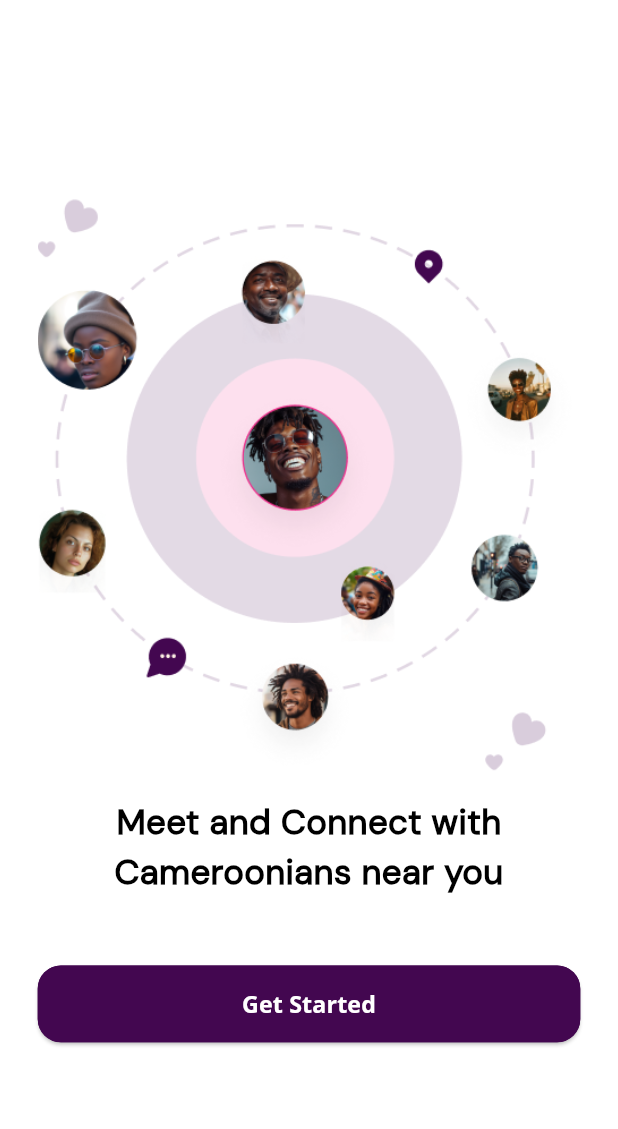
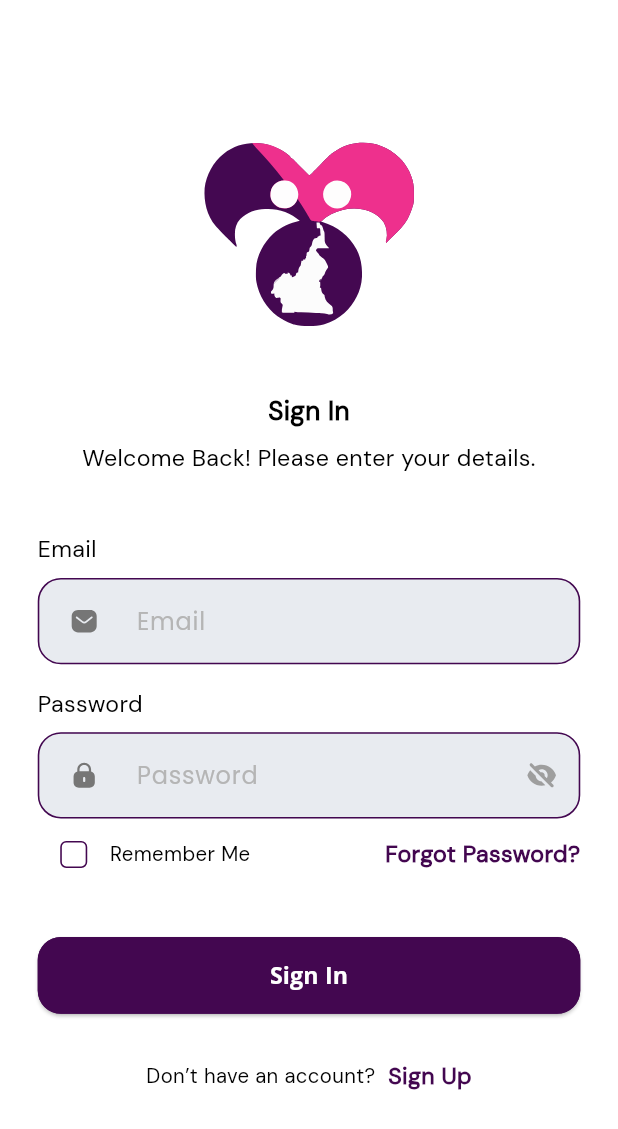
Before and after one commit to sparktechagency/Ndolo-Dataing-App, a Flutter app: the screen it shows after launch, after a tap on "Get Started", on a phone screen of 412 x 824 dp. Shown: the top 1129 px of the screen. Run offline on Flutter 3.47's test engine with Material 3 defaults, Android fonts, the phone set to English and light mode, and no system bars; our stand-ins replace country_picker, flutter_screenutil, flutter_spinkit, flutter_svg, get, image_picker and 4 more; missing offline and left inert: dart:ffi, mime_type; Roboto replaces fonts that are missing (Open Sans).

Commit message:
Sign In Screen Done

```diff
--- a/lib/helpers/route.dart
+++ b/lib/helpers/route.dart
@@ -1,4 +1,5 @@
 import 'package:get/get.dart';
+import '../views/screen/Auth/SignIn/sign_in_screen.dart';
 import '../views/screen/Categories/categories_screen.dart';
 import '../views/screen/Home/home_screen.dart';
 import '../views/screen/Profile/profile_screen.dart';
@@ -8,6 +9,7 @@ import '../views/screen/Splash/splash_screen.dart';
 class AppRoutes{
   static String splashScreen="/splash_screen";
   static String onboardingScreen="/onboarding_screen";
+  static String signInScreen="/sign-in_screen";
   static String homeScreen="/home_screen";
   static String profileScreen="/profile_screen";
   static String categoriesScreen="/categories_screen";
@@ -15,7 +17,8 @@ class AppRoutes{
  static List<GetPage> page=[
     GetPage(name:splashScreen, page: ()=>const SplashScreen()),
     GetPage(name:onboardingScreen, page: ()=>const OnboardingScreen(),transition:Transition.noTransition),
-    GetPage(name:homeScreen, page: ()=>const HomeScreen(),transition:Transition.noTransition),
+   GetPage(name:signInScreen, page: ()=> SignInScreen()),
+   GetPage(name:homeScreen, page: ()=>const HomeScreen(),transition:Transition.noTransition),
     GetPage(name:categoriesScreen, page: ()=>const CategoriesScreen(),transition:Transition.noTransition),
     GetPage(name:profileScreen, page: ()=>const ProfileScreen(),transition: Transition.noTransition),
   ];
--- a/lib/utils/app_icons.dart
+++ b/lib/utils/app_icons.dart
@@ -15,5 +15,7 @@ class AppIcons{
   static String personalIcon="$baseUrl/parsong_icon-card.svg";
   static String calenderIcon="$baseUrl/calender-card.svg";
   static String appLogo="$baseUrl/Logo.svg";
+  static String email="$baseUrl/email.svg";
+  static String lock="$baseUrl/lock.svg";
 
 }
--- a/lib/views/base/custom_text_field.dart
+++ b/lib/views/base/custom_text_field.dart
@@ -136,7 +136,7 @@ class _CustomTextFieldState extends State<CustomTextField> {
     return Padding(
       padding: EdgeInsets.only(right: 15.w),
       child: SvgPicture.asset(
-        color: Colors.black,
+        color: Colors.grey,
         icon,
       ),
     );
@@ -144,6 +144,7 @@ class _CustomTextFieldState extends State<CustomTextField> {
 
   _buildOutlineInputBorder() {
     return OutlineInputBorder(
+      borderRadius: BorderRadius.circular(16.r),
       borderSide: BorderSide(
         width: 1.w,
         color: AppColors.primaryColor,
--- /dev/null
+++ b/lib/views/screen/Auth/SignIn/sign_in_screen.dart
@@ -0,0 +1,184 @@
+import 'package:flutter/material.dart';
+import 'package:flutter_screenutil/flutter_screenutil.dart';
+import 'package:flutter_svg/svg.dart';
+import 'package:get/get.dart';
+import 'package:ndolo_dating/helpers/route.dart';
+import 'package:ndolo_dating/utils/app_icons.dart';
+import 'package:ndolo_dating/utils/app_strings.dart';
+import 'package:ndolo_dating/views/base/custom_button.dart';
+import 'package:ndolo_dating/views/base/custom_text.dart';
+import 'package:ndolo_dating/views/base/custom_text_field.dart';
+import '../../../../utils/app_colors.dart';
+
+class SignInScreen extends StatefulWidget {
+  const SignInScreen({super.key});
+
+  @override
+  State<SignInScreen> createState() => _SignInScreenState();
+}
+
+class _SignInScreenState extends State<SignInScreen> {
+  final TextEditingController _emailCTR = TextEditingController();
+  final TextEditingController _passCTR = TextEditingController();
+  final GlobalKey<FormState> _formKey = GlobalKey<FormState>();
+  bool isChecked = false;
+
+  @override
+  Widget build(BuildContext context) {
+    return Scaffold(
+      body: SingleChildScrollView(
+        child: Padding(
+          padding: EdgeInsets.symmetric(horizontal: 24.w),
+          child: Form(
+            key: _formKey,
+            child: Column(
+              mainAxisAlignment: MainAxisAlignment.center,
+              crossAxisAlignment: CrossAxisAlignment.start,
+              children: [
+                SizedBox(height: 84.h),
+                Center(
+                  child: SvgPicture.asset(AppIcons.appLogo),
+                ),
+                SizedBox(height: 32.h),
+                Center(
+                  child: CustomText(
+                    text: AppStrings.signIn.tr,
+                    fontWeight: FontWeight.w700,
+                    fontSize: 18.sp,
+                    bottom: 8.h,
+                  ),
+                ),
+                Center(
+                  child: CustomText(
+                    text: AppStrings.welcomeBack.tr,
+                    fontSize: 16.sp,
+                    maxLine: 2,
+                    bottom: 8.h,
+                  ),
+                ),
+                SizedBox(height: 32.h),
+                //=======================> Email Text Field <=====================
+                CustomText(
+                  text: AppStrings.email.tr,
+                  fontWeight: FontWeight.w500,
+                  fontSize: 16.sp,
+                  bottom: 8.h,
+                ),
+                CustomTextField(
+                  controller: _emailCTR,
+                  hintText: AppStrings.email.tr,
+                  prefixIcon: Padding(
+                    padding: EdgeInsets.symmetric(horizontal: 20.w),
+                    child: SvgPicture.asset(AppIcons.email),
+                  ),
+                  validator: (value) {
+                    if (value == null || value.isEmpty) {
+                      return "Please enter your email";
+                    }
+                    return null;
+                  },
+                ),
+                SizedBox(height: 16.h),
+                //=======================> Password Text Field <=====================
+                CustomText(
+                  text: AppStrings.password.tr,
+                  fontWeight: FontWeight.w500,
+                  fontSize: 16.sp,
+                  bottom: 8.h,
+                ),
+                CustomTextField(
+                  isPassword: true,
+                  controller: _passCTR,
+                  hintText: AppStrings.password.tr,
+                  prefixIcon: Padding(
+                    padding: EdgeInsets.symmetric(horizontal: 20.w),
+                    child: SvgPicture.asset(AppIcons.lock),
+                  ),
+                  validator: (value) {
+                    if (value == null || value.isEmpty) {
+                      return "Please enter your password";
+                    }
+                    return null;
+                  },
+                ),
+                //=======================> Remember Me <=====================
+                _checkboxSection(),
+                SizedBox(height: 32.h),
+                //=======================> Sign In Button <=====================
+                CustomButton(
+                    onTap: () {
+                      if (_formKey.currentState!.validate()) {
+                        Get.offAllNamed(AppRoutes.homeScreen);
+                      }
+                    },
+                    text: AppStrings.signIn.tr),
+                SizedBox(height: 32.h),
+                //=======================> Don’t have an account <=====================
+                Row(
+                  mainAxisAlignment: MainAxisAlignment.center,
+                  children: [
+                    CustomText(
+                      text: AppStrings.donotHaveAccount.tr,
+                      fontSize: 14.sp,
+                    ),
+                    SizedBox(width: 8.w),
+                    InkWell(
+                      onTap: () {
+                        Get.toNamed(AppRoutes.signInScreen);
+                      },
+                      child: CustomText(
+                        text: AppStrings.signUp.tr,
+                        fontSize: 16.sp,
+                        fontWeight: FontWeight.bold,
+                        color: AppColors.primaryColor,
+                      ),
+                    ),
+                  ],
+                )
+              ],
+            ),
+          ),
+        ),
+      ),
+    );
+  }
+
+  //==========================> Checkbox Section Widget <=======================
+  _checkboxSection() {
+    return Row(
+      children: [
+        Checkbox(
+          checkColor: Colors.white,
+          activeColor: AppColors.primaryColor,
+          focusColor: AppColors.greyColor,
+          value: isChecked,
+          onChanged: (bool? value) {
+            setState(() {
+              isChecked = value ?? false;
+            });
+          },
+          side: BorderSide(
+            color: isChecked ? AppColors.primaryColor : AppColors.primaryColor,
+            width: 1.w,
+          ),
+        ),
+        CustomText(
+          text: AppStrings.rememberMe.tr,
+          fontSize: 14.sp,
+        ),
+        const Spacer(),
+        InkWell(
+          onTap: () {
+            Get.toNamed(AppRoutes.signInScreen);
+          },
+          child: CustomText(
+            text: AppStrings.forgot_Password.tr,
+            fontSize: 16.sp,
+            fontWeight: FontWeight.bold,
+            color: AppColors.primaryColor,
+          ),
+        ),
+      ],
+    );
+  }
+}
--- a/lib/views/screen/Splash/onboarding_screen.dart
+++ b/lib/views/screen/Splash/onboarding_screen.dart
@@ -1,6 +1,7 @@
 import 'package:flutter/material.dart';
 import 'package:flutter_screenutil/flutter_screenutil.dart';
 import 'package:get/get.dart';
+import 'package:ndolo_dating/helpers/route.dart';
 import 'package:ndolo_dating/utils/app_images.dart';
 import 'package:ndolo_dating/utils/app_strings.dart';
 import 'package:ndolo_dating/views/base/custom_button.dart';
@@ -29,7 +30,11 @@ class OnboardingScreen extends StatelessWidget {
             ),
             //==================> Get Started Button <=====================
             SizedBox(height: 48.h),
-            CustomButton(onTap: () {}, text: AppStrings.getStarted.tr)
+            CustomButton(
+                onTap: () {
+                  Get.toNamed(AppRoutes.signInScreen);
+                },
+                text: AppStrings.getStarted.tr)
           ],
         ),
       ),
```
Also changed, not shown: assets/icons/email.svg (added), assets/icons/lock.svg (added).
